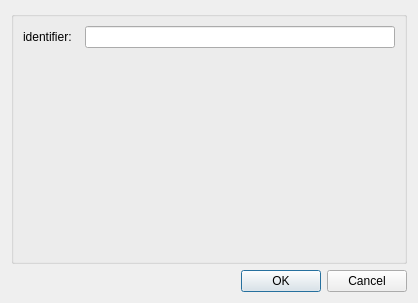
Before: the Qt Designer form mapclientplugins/chooserstep/qt/configuredialog.ui in mapclient-plugins/chooser, drawn with Qt 5.
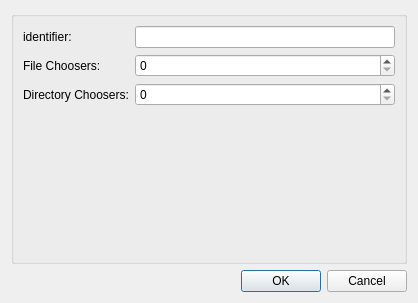
After: the same form once the commit is applied.

The edit to the form file:
```diff
--- a/mapclientplugins/chooserstep/qt/configuredialog.ui
+++ b/mapclientplugins/chooserstep/qt/configuredialog.ui
@@ -19,7 +19,24 @@
      <property name="title">
       <string/>
      </property>
-     <layout class="QFormLayout" name="formLayout">
+     <layout class="QGridLayout" name="gridLayout_2">
+      <item row="2" column="0">
+       <widget class="QLabel" name="label0_3">
+        <property name="text">
+         <string>Directory Choosers:</string>
+        </property>
+       </widget>
+      </item>
+      <item row="1" column="1">
+       <widget class="QSpinBox" name="spinBoxFileChoosers">
+        <property name="minimum">
+         <number>0</number>
+        </property>
+        <property name="value">
+         <number>0</number>
+        </property>
+       </widget>
+      </item>
       <item row="0" column="0">
        <widget class="QLabel" name="label0">
         <property name="text">
@@ -30,6 +47,33 @@
       <item row="0" column="1">
        <widget class="QLineEdit" name="lineEdit0"/>
       </item>
+      <item row="2" column="1">
+       <widget class="QSpinBox" name="spinBoxDirectoryChoosers">
+        <property name="minimum">
+         <number>0</number>
+        </property>
+       </widget>
+      </item>
+      <item row="1" column="0">
+       <widget class="QLabel" name="label0_2">
+        <property name="text">
+         <string>File Choosers:</string>
+        </property>
+       </widget>
+      </item>
+      <item row="3" column="0">
+       <spacer name="verticalSpacer">
+        <property name="orientation">
+         <enum>Qt::Vertical</enum>
+        </property>
+        <property name="sizeHint" stdset="0">
+         <size>
+          <width>20</width>
+          <height>40</height>
+         </size>
+        </property>
+       </spacer>
+      </item>
      </layout>
     </widget>
    </item>
```
Left out of the diff: 20 changed lines with no effect on the pictures.
